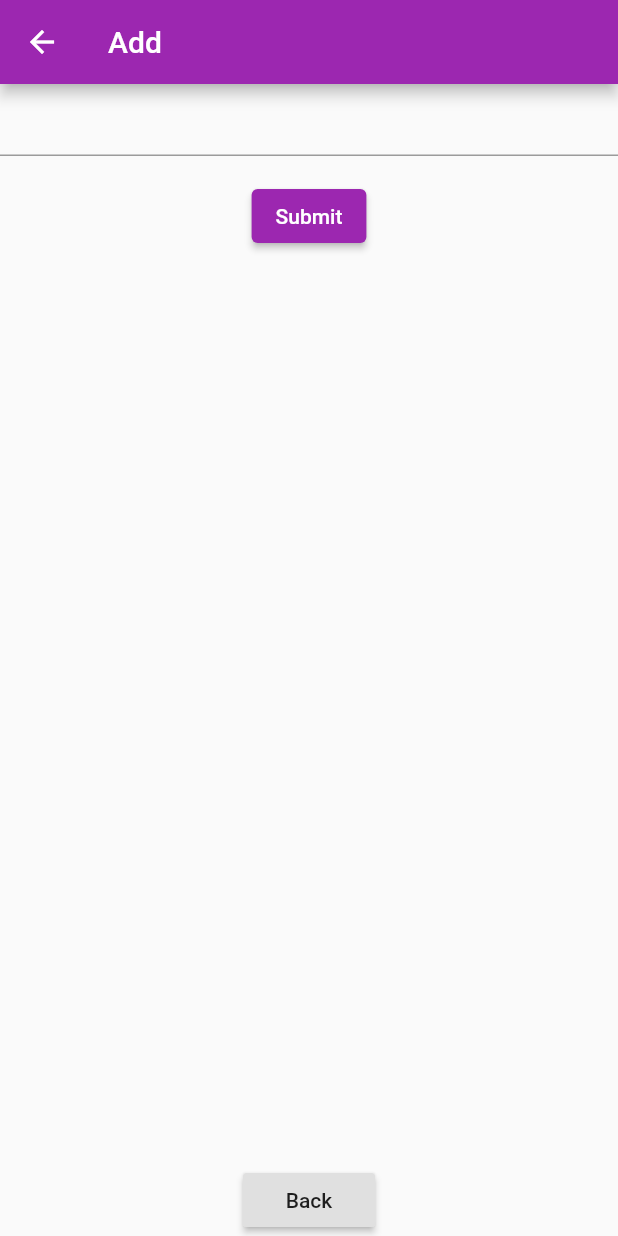
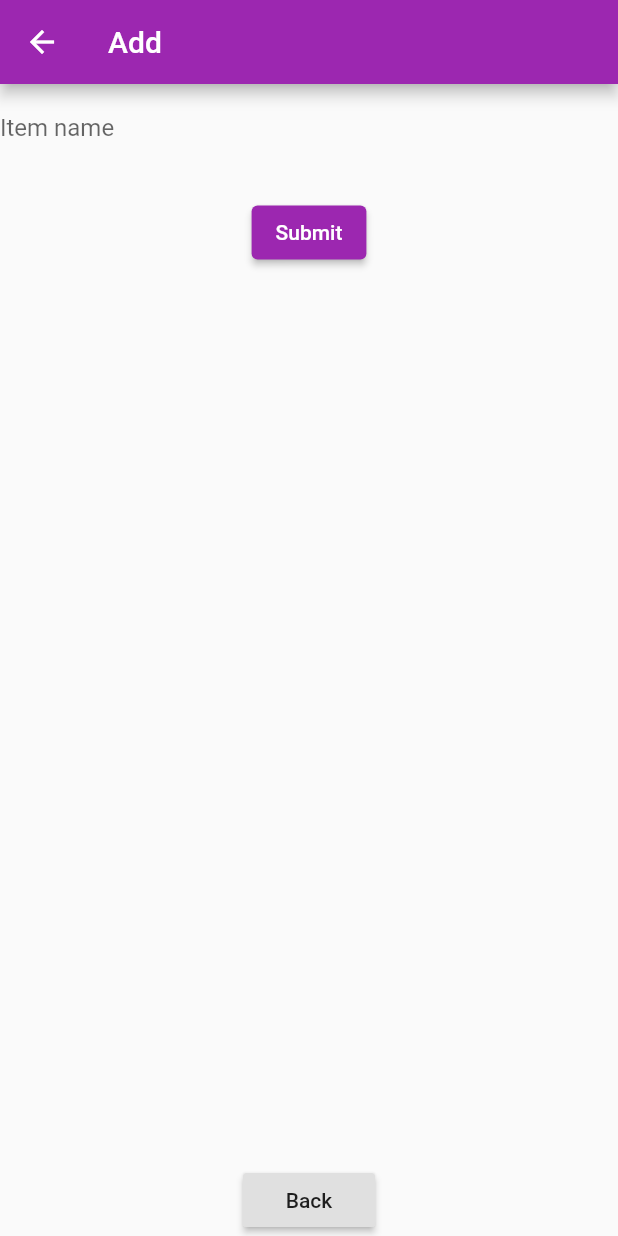
Before and after one commit to woodRock/ideal-octo-spoon, a Flutter app: the ItemAdd screen opened by its route, on a phone screen of 412 x 824 dp. Run offline on Flutter 3.47's test engine with Material 2 defaults, Android fonts, the phone set to English and light mode, and no system bars.

Commit message:
Add itemLabel to ItemAdd screen

```diff
--- a/lib/ItemAdd.dart
+++ b/lib/ItemAdd.dart
@@ -17,6 +17,10 @@ class ItemAdd extends StatelessWidget {
                     crossAxisAlignment: CrossAxisAlignment.center,
                     children: <Widget>[
                       TextFormField(
+                        decoration: InputDecoration(
+                          border: InputBorder.none,
+                          labelText: 'Item name'
+                        ),
                         validator: (value) {
                           if (value.isEmpty) {
                             return 'Please enter some text';
```
